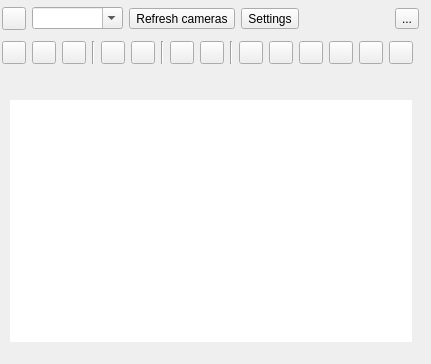
Qt form plugins/feature/camera/cameragui.ui (srcejon/sdrangel) before a commit.
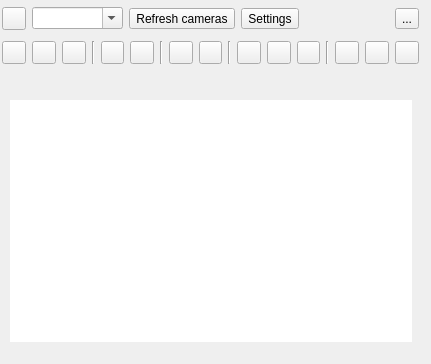
The same form after that commit. Icons and pictures are not drawn. Custom widgets are drawn as their Qt base class.

Patch:
```diff
--- a/plugins/feature/camera/cameragui.ui
+++ b/plugins/feature/camera/cameragui.ui
@@ -301,6 +301,13 @@
         </property>
        </widget>
       </item>
+      <item>
+       <widget class="Line" name="line_4">
+        <property name="orientation">
+         <enum>Qt::Orientation::Vertical</enum>
+        </property>
+       </widget>
+      </item>
       <item>
        <widget class="ButtonSwitch" name="overlayDateTimeButton">
         <property name="toolTip">
```
